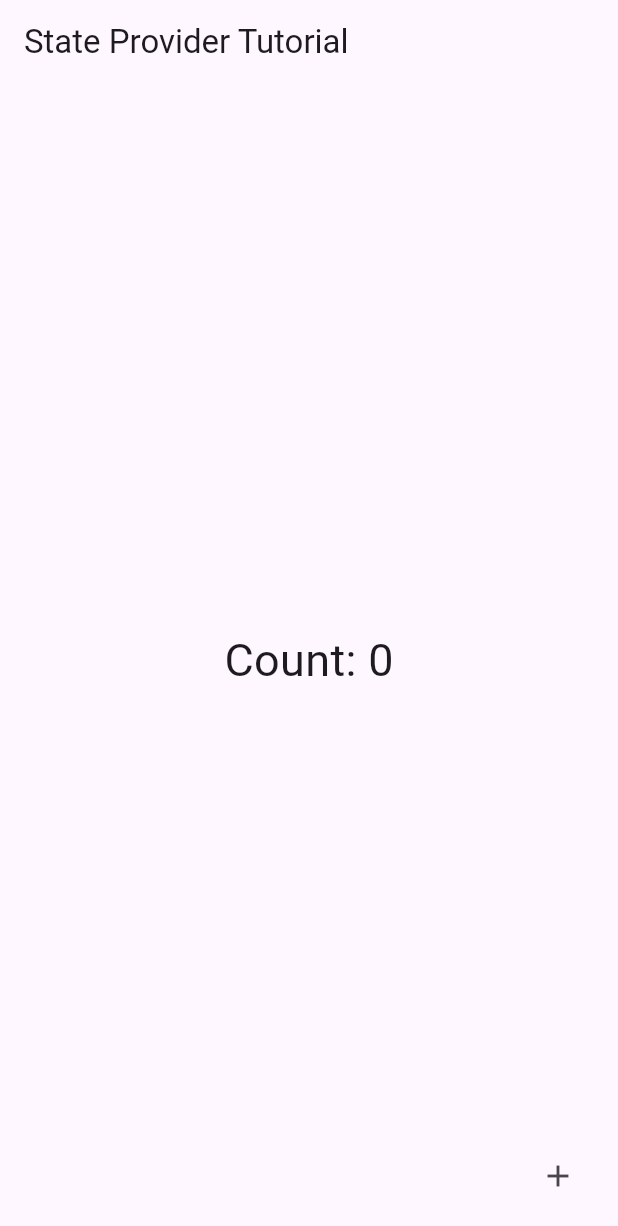
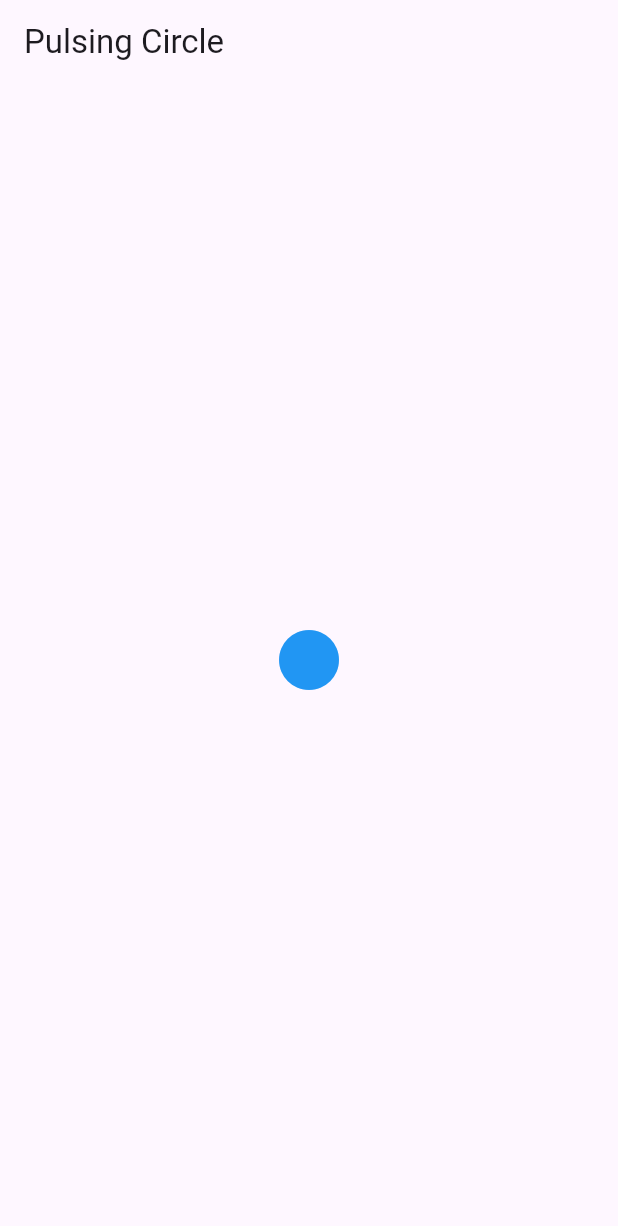
Before and after one commit to tewa92/flutter-riverpod.tut, a Flutter app: the screen it shows after launch, on a phone screen of 412 x 824 dp. Shown: the top 1226 px of the screen. Run offline on Flutter 3.47's test engine with Material 3 defaults, Android fonts, the phone set to English and light mode, and no system bars; our stand-ins replace flutter_riverpod.

Commit message:
Consumer Stateful Widget

```diff
--- a/lib/main.dart
+++ b/lib/main.dart
@@ -2,12 +2,14 @@
 import 'package:flutter/material.dart';
 import 'package:flutter_riverpod/flutter_riverpod.dart';
 import 'package:flutter_riverpod_tut/video_2/video_2.dart';
+import 'package:flutter_riverpod_tut/video_3/video_3.dart';
+import 'package:flutter_riverpod_tut/video_3/video_3_animation_example.dart';
 
 void main(){
   runApp(
     ProviderScope(
       child: MaterialApp(
-        home: StateProviderTutorial(),
+        home: AnimationScreen(),
       ),
     )
   );
--- /dev/null
+++ b/lib/video_3/video_3_animation_example.dart
@@ -0,0 +1,43 @@
+import 'package:flutter/material.dart';
+import 'package:flutter_riverpod/flutter_riverpod.dart';
+
+final durationProvider = Provider((_) => const Duration(seconds: 2));
+
+class AnimationScreen extends ConsumerStatefulWidget {
+  const AnimationScreen({super.key});
+
+  @override
+  ConsumerState<AnimationScreen> createState() => _AnimationScreenState();
+}
+
+class _AnimationScreenState extends ConsumerState<AnimationScreen>
+    with SingleTickerProviderStateMixin {
+  late final AnimationController _animController;
+
+  @override
+  void initState() {
+    super.initState();
+    final duration = ref.read(durationProvider);
+    _animController = AnimationController(vsync: this, duration: duration)
+      ..repeat(reverse: true);
+  }
+
+  @override
+  void dispose() {
+    _animController.dispose();
+    super.dispose();
+  }
+
+  @override
+  Widget build(BuildContext context) {
+    return Scaffold(
+      appBar: AppBar(title: const Text('Pulsing Circle')),
+      body: Center(
+        child: ScaleTransition(
+          scale: _animController.drive(Tween(begin: 0.5, end: 1.5)),
+          child: const Icon(Icons.circle, size: 80, color: Colors.blue),
+        ),
+      ),
+    );
+  }
+}
```
Also changed, not shown: lib/video_3/video_3.dart (added, +53 -0 lines).
